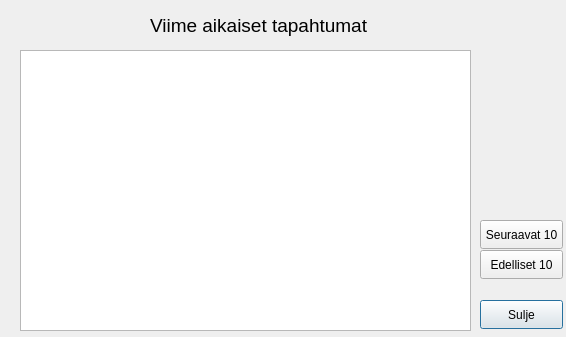
First picture: the form in frontend/history.ui, repository 22kmo-project/group_15, before the edit.
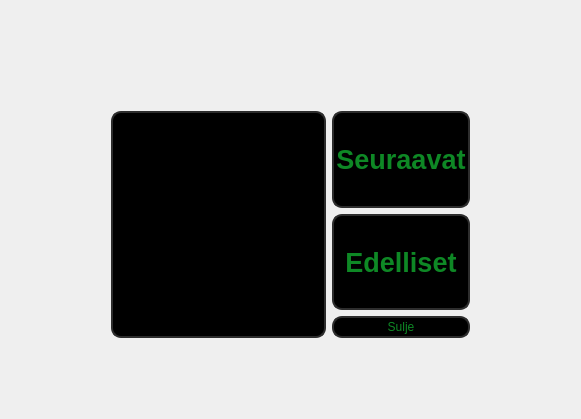
Second picture: the form after the edit. Icons and pictures are not drawn.

The edit to the form file:
```diff
--- a/frontend/history.ui
+++ b/frontend/history.ui
@@ -6,88 +6,189 @@
    <rect>
     <x>0</x>
     <y>0</y>
-    <width>566</width>
-    <height>337</height>
+    <width>581</width>
+    <height>419</height>
    </rect>
   </property>
   <property name="windowTitle">
    <string>Dialog</string>
   </property>
-  <widget class="QPushButton" name="pushButton">
-   <property name="geometry">
-    <rect>
-     <x>480</x>
-     <y>300</y>
-     <width>83</width>
-     <height>29</height>
-    </rect>
-   </property>
-   <property name="text">
-    <string>Sulje</string>
-   </property>
-  </widget>
-  <widget class="QPushButton" name="pushButton_2">
-   <property name="geometry">
-    <rect>
-     <x>480</x>
-     <y>220</y>
-     <width>83</width>
-     <height>29</height>
-    </rect>
-   </property>
-   <property name="text">
-    <string>Seuraavat 10</string>
-   </property>
-  </widget>
-  <widget class="QPushButton" name="pushButton_3">
-   <property name="geometry">
-    <rect>
-     <x>480</x>
-     <y>250</y>
-     <width>83</width>
-     <height>29</height>
-    </rect>
-   </property>
-   <property name="text">
-    <string>Edelliset 10</string>
-   </property>
-  </widget>
-  <widget class="QLabel" name="label">
-   <property name="geometry">
-    <rect>
-     <x>150</x>
-     <y>10</y>
-     <width>341</width>
-     <height>31</height>
-    </rect>
-   </property>
-   <property name="font">
-    <font>
-     <pointsize>14</pointsize>
-    </font>
-   </property>
-   <property name="text">
-    <string>Viime aikaiset tapahtumat</string>
-   </property>
-  </widget>
-  <widget class="QListWidget" name="logList">
-   <property name="geometry">
-    <rect>
-     <x>20</x>
-     <y>50</y>
-     <width>451</width>
-     <height>281</height>
-    </rect>
-   </property>
-   <property name="font">
-    <font>
-     <pointsize>9</pointsize>
-    </font>
-   </property>
-   <property name="wordWrap">
-    <bool>false</bool>
-   </property>
-  </widget>
+  <property name="styleSheet">
+   <string notr="true">
+
+#history {border-image: url(:/graphics/graphics/graphics/log.png)0 0 0 0 stretch stretch;}
+QListView::item {
+    background-color:black;}
+QListView::item:alternate {
+	background-color: rgb(45, 45, 45);
+}
+#pushButton, #pushButton_2, #pushButton_3,#logList {
+
+border-style:solid;
+border-width: 2px;
+border-color: rgb(45, 45, 45);
+border-radius: 10px;
+padding: 2px 2px;
+}
+#pushButton:pressed, #pushButton_2:pressed, #pushButton_3:pressed {
+
+border-style:solid;
+border-width: 5px;
+border-color: rgb(45, 45, 45);
+border-radius: 10px;
+padding: 6px 6px;
+}
+</string>
+  </property>
+  <layout class="QGridLayout" name="gridLayout">
+   <item row="2" column="1" rowspan="3">
+    <widget class="QListWidget" name="logList">
+     <property name="font">
+      <font>
+       <pointsize>20</pointsize>
+      </font>
+     </property>
+     <property name="styleSheet">
+      <string notr="true">background-color: rgb(0, 0, 0);
+color: rgb(14, 136, 37);
+</string>
+     </property>
+     <property name="wordWrap">
+      <bool>false</bool>
+     </property>
+    </widget>
+   </item>
+   <item row="1" column="1">
+    <spacer name="verticalSpacer">
+     <property name="orientation">
+      <enum>Qt::Vertical</enum>
+     </property>
+     <property name="sizeType">
+      <enum>QSizePolicy::Fixed</enum>
+     </property>
+     <property name="sizeHint" stdset="0">
+      <size>
+       <width>20</width>
+       <height>100</height>
+      </size>
+     </property>
+    </spacer>
+   </item>
+   <item row="4" column="2">
+    <widget class="QPushButton" name="pushButton">
+     <property name="cursor">
+      <cursorShape>PointingHandCursor</cursorShape>
+     </property>
+     <property name="styleSheet">
+      <string notr="true">background-color: rgb(0, 0, 0);
+color: rgb(14, 136, 37);</string>
+     </property>
+     <property name="text">
+      <string>Sulje</string>
+     </property>
+    </widget>
+   </item>
+   <item row="5" column="1">
+    <spacer name="verticalSpacer_2">
+     <property name="orientation">
+      <enum>Qt::Vertical</enum>
+     </property>
+     <property name="sizeType">
+      <enum>QSizePolicy::Fixed</enum>
+     </property>
+     <property name="sizeHint" stdset="0">
+      <size>
+       <width>20</width>
+       <height>70</height>
+      </size>
+     </property>
+    </spacer>
+   </item>
+   <item row="2" column="2">
+    <widget class="QPushButton" name="pushButton_2">
+     <property name="sizePolicy">
+      <sizepolicy hsizetype="Minimum" vsizetype="Preferred">
+       <horstretch>0</horstretch>
+       <verstretch>0</verstretch>
+      </sizepolicy>
+     </property>
+     <property name="font">
+      <font>
+       <pointsize>20</pointsize>
+       <bold>true</bold>
+      </font>
+     </property>
+     <property name="cursor">
+      <cursorShape>PointingHandCursor</cursorShape>
+     </property>
+     <property name="styleSheet">
+      <string notr="true">background-color: rgb(0, 0, 0);
+color: rgb(14, 136, 37);</string>
+     </property>
+     <property name="text">
+      <string>Seuraavat</string>
+     </property>
+    </widget>
+   </item>
+   <item row="2" column="0">
+    <spacer name="horizontalSpacer">
+     <property name="orientation">
+      <enum>Qt::Horizontal</enum>
+     </property>
+     <property name="sizeType">
+      <enum>QSizePolicy::Fixed</enum>
+     </property>
+     <property name="sizeHint" stdset="0">
+      <size>
+       <width>100</width>
+       <height>15</height>
+      </size>
+     </property>
+    </spacer>
+   </item>
+   <item row="2" column="3">
+    <spacer name="horizontalSpacer_2">
+     <property name="orientation">
+      <enum>Qt::Horizontal</enum>
+     </property>
+     <property name="sizeType">
+      <enum>QSizePolicy::Fixed</enum>
+     </property>
+     <property name="sizeHint" stdset="0">
+      <size>
+       <width>100</width>
+       <height>60</height>
+      </size>
+     </property>
+    </spacer>
+   </item>
+   <item row="3" column="2">
+    <widget class="QPushButton" name="pushButton_3">
+     <property name="sizePolicy">
+      <sizepolicy hsizetype="Minimum" vsizetype="Preferred">
+       <horstretch>0</horstretch>
+       <verstretch>0</verstretch>
+      </sizepolicy>
+     </property>
+     <property name="font">
+      <font>
+       <pointsize>20</pointsize>
+       <bold>true</bold>
+      </font>
+     </property>
+     <property name="cursor">
+      <cursorShape>PointingHandCursor</cursorShape>
+     </property>
+     <property name="styleSheet">
+      <string notr="true">color: rgb(14, 136, 37);
+background-color: rgb(0, 0, 0);</string>
+     </property>
+     <property name="text">
+      <string>Edelliset</string>
+     </property>
+    </widget>
+   </item>
+  </layout>
  </widget>
  <resources/>
  <connections/>
```
